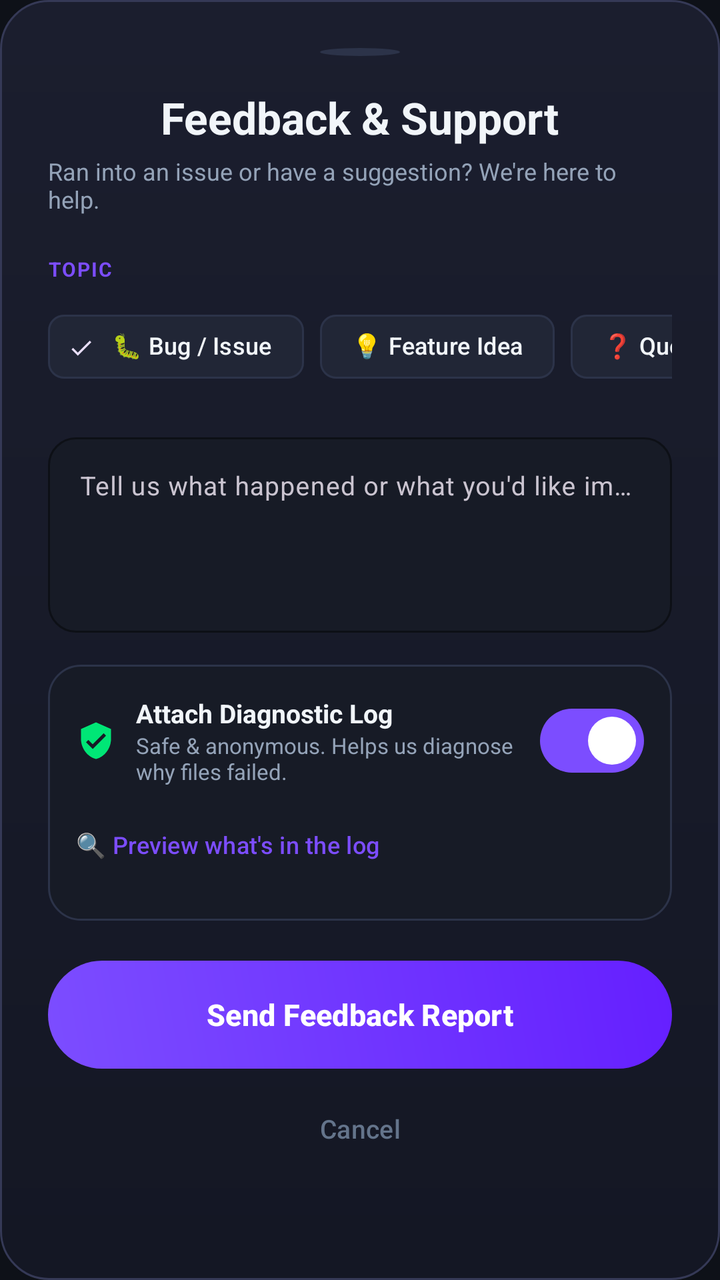
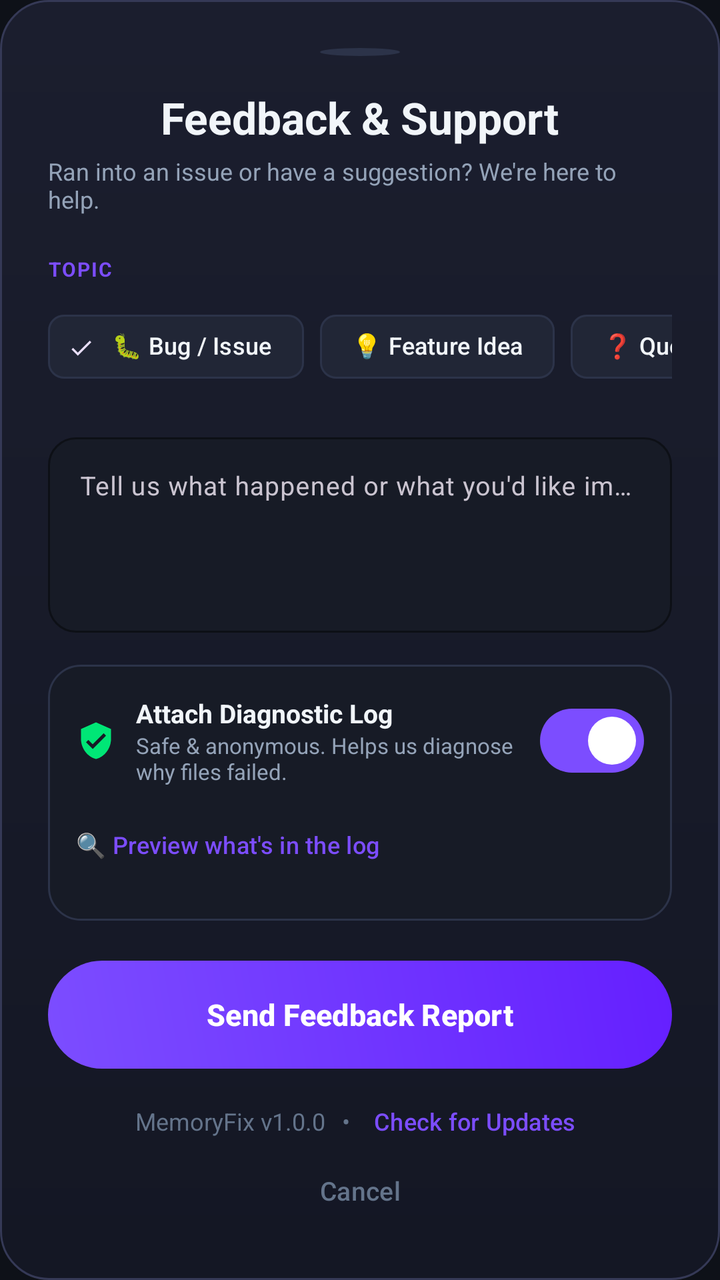

Compare the two renders of this Android layout. The source of the first and the diff that turns it into the second are given below.
<!-- AndroidManifest.xml: application theme Theme.MemoryFix -->
<!-- res/layout/sheet_feedback.xml -->
<?xml version="1.0" encoding="utf-8"?>
<LinearLayout xmlns:android="http://schemas.android.com/apk/res/android"
    xmlns:app="http://schemas.android.com/apk/res-auto"
    android:layout_width="match_parent"
    android:layout_height="wrap_content"
    android:background="@drawable/bg_hero_card"
    android:orientation="vertical"
    android:padding="24dp">

    
    <View
        android:layout_width="40dp"
        android:layout_height="4dp"
        android:layout_gravity="center_horizontal"
        android:layout_marginBottom="16dp"
        android:background="@drawable/bg_live_dot"
        android:backgroundTint="@color/surface_border" />

    
    <TextView
        android:id="@+id/tvFeedbackTitle"
        android:layout_width="wrap_content"
        android:layout_height="wrap_content"
        android:layout_gravity="center_horizontal"
        android:text="Feedback &amp; Support"
        android:textColor="@color/text_primary"
        android:textSize="22sp"
        android:textStyle="bold" />

    <TextView
        android:layout_width="wrap_content"
        android:layout_height="wrap_content"
        android:layout_gravity="center_horizontal"
        android:layout_marginTop="4dp"
        android:text="Ran into an issue or have a suggestion? We're here to help."
        android:textColor="@color/text_secondary"
        android:textSize="12sp" />

    
    <TextView
        android:layout_width="wrap_content"
        android:layout_height="wrap_content"
        android:layout_marginTop="20dp"
        android:letterSpacing="0.06"
        android:text="TOPIC"
        android:textColor="@color/primary"
        android:textSize="10sp"
        android:textStyle="bold" />

    <com.google.android.material.chip.ChipGroup
        android:id="@+id/chipGroupCategory"
        android:layout_width="match_parent"
        android:layout_height="wrap_content"
        android:layout_marginTop="8dp"
        app:chipSpacingHorizontal="8dp"
        app:singleLine="true"
        app:singleSelection="true">

        <com.google.android.material.chip.Chip
            android:id="@+id/chipBug"
            style="@style/Widget.Material3.Chip.Filter"
            android:layout_width="wrap_content"
            android:layout_height="wrap_content"
            android:checked="true"
            android:text="🐛 Bug / Issue"
            android:textColor="@color/text_primary"
            android:textSize="12sp"
            app:chipBackgroundColor="@color/surface_card_elevated"
            app:chipStrokeColor="@color/surface_border"
            app:chipStrokeWidth="1dp" />

        <com.google.android.material.chip.Chip
            android:id="@+id/chipIdea"
            style="@style/Widget.Material3.Chip.Filter"
            android:layout_width="wrap_content"
            android:layout_height="wrap_content"
            android:text="💡 Feature Idea"
            android:textColor="@color/text_primary"
            android:textSize="12sp"
            app:chipBackgroundColor="@color/surface_card_elevated"
            app:chipStrokeColor="@color/surface_border"
            app:chipStrokeWidth="1dp" />

        <com.google.android.material.chip.Chip
            android:id="@+id/chipQuestion"
            style="@style/Widget.Material3.Chip.Filter"
            android:layout_width="wrap_content"
            android:layout_height="wrap_content"
            android:text="❓ Question"
            android:textColor="@color/text_primary"
            android:textSize="12sp"
            app:chipBackgroundColor="@color/surface_card_elevated"
            app:chipStrokeColor="@color/surface_border"
            app:chipStrokeWidth="1dp" />

    </com.google.android.material.chip.ChipGroup>

    
    <com.google.android.material.textfield.TextInputLayout
        android:id="@+id/tilFeedback"
        style="@style/Widget.Material3.TextInputLayout.OutlinedBox"
        android:layout_width="match_parent"
        android:layout_height="wrap_content"
        android:layout_marginTop="16dp"
        app:boxBackgroundColor="@color/surface_card"
        app:boxCornerRadiusBottomEnd="14dp"
        app:boxCornerRadiusBottomStart="14dp"
        app:boxCornerRadiusTopEnd="14dp"
        app:boxCornerRadiusTopStart="14dp"
        app:boxStrokeColor="@color/primary"
        app:hintTextColor="@color/text_secondary">

        <com.google.android.material.textfield.TextInputEditText
            android:id="@+id/etFeedbackMessage"
            android:layout_width="match_parent"
            android:layout_height="wrap_content"
            android:gravity="top"
            android:hint="Tell us what happened or what you'd like improved..."
            android:inputType="textMultiLine"
            android:lines="4"
            android:maxLines="8"
            android:textColor="@color/text_primary"
            android:textColorHint="@color/text_tertiary"
            android:textSize="13sp" />
    </com.google.android.material.textfield.TextInputLayout>

    
    <LinearLayout
        android:layout_width="match_parent"
        android:layout_height="wrap_content"
        android:layout_marginTop="16dp"
        android:background="@drawable/bg_card"
        android:orientation="vertical"
        android:padding="14dp">

        <LinearLayout
            android:layout_width="match_parent"
            android:layout_height="wrap_content"
            android:gravity="center_vertical"
            android:orientation="horizontal">

            <ImageView
                android:layout_width="20dp"
                android:layout_height="20dp"
                android:src="@drawable/ic_shield_check"
                app:tint="@color/accent" />

            <LinearLayout
                android:layout_width="0dp"
                android:layout_height="wrap_content"
                android:layout_marginStart="10dp"
                android:layout_weight="1"
                android:orientation="vertical">

                <TextView
                    android:layout_width="wrap_content"
                    android:layout_height="wrap_content"
                    android:text="Attach Diagnostic Log"
                    android:textColor="@color/text_primary"
                    android:textSize="13sp"
                    android:textStyle="bold" />

                <TextView
                    android:layout_width="wrap_content"
                    android:layout_height="wrap_content"
                    android:text="Safe &amp; anonymous. Helps us diagnose why files failed."
                    android:textColor="@color/text_secondary"
                    android:textSize="11sp" />
            </LinearLayout>

            <com.google.android.material.materialswitch.MaterialSwitch
                android:id="@+id/switchIncludeLogs"
                android:layout_width="wrap_content"
                android:layout_height="wrap_content"
                android:checked="true" />
        </LinearLayout>

        
        <com.google.android.material.button.MaterialButton
            android:id="@+id/btnViewLogs"
            style="@style/Widget.Material3.Button.TextButton"
            android:layout_width="wrap_content"
            android:layout_height="wrap_content"
            android:layout_marginTop="4dp"
            android:paddingHorizontal="0dp"
            android:text="🔍 Preview what's in the log"
            android:textColor="@color/primary"
            android:textSize="12sp" />
    </LinearLayout>

    
    <com.google.android.material.button.MaterialButton
        android:id="@+id/btnSendFeedback"
        android:layout_width="match_parent"
        android:layout_height="54dp"
        android:layout_marginTop="20dp"
        android:background="@drawable/bg_gradient_btn"
        android:text="Send Feedback Report"
        android:textColor="@color/on_primary"
        android:textSize="15sp"
        android:textStyle="bold"
        app:backgroundTint="@null"
        app:cornerRadius="27dp" />

    
    <com.google.android.material.button.MaterialButton
        android:id="@+id/btnCancelFeedback"
        style="@style/Widget.Material3.Button.TextButton"
        android:layout_width="wrap_content"
        android:layout_height="wrap_content"
        android:layout_gravity="center_horizontal"
        android:layout_marginTop="6dp"
        android:text="Cancel"
        android:textColor="@color/text_tertiary"
        android:textSize="13sp" />

</LinearLayout>
<!-- resources referenced by this layout -->
<resources>
  <color name="accent">#00E676</color>
  <color name="on_primary">#FFFFFF</color>
  <color name="primary">#7C4DFF</color>
  <color name="surface_border">#2C3349</color>
  <color name="surface_card">#171B26</color>
  <color name="surface_card_elevated">#212636</color>
  <color name="text_primary">#F1F5F9</color>
  <color name="text_secondary">#94A3B8</color>
  <color name="text_tertiary">#64748B</color>
  <!-- drawable bg_card (drawable) -->
  <?xml version="1.0" encoding="utf-8"?>
  <shape xmlns:android="http://schemas.android.com/apk/res/android"
      android:shape="rectangle">
      <solid android:color="@color/surface_card" />
      <corners android:radius="16dp" />
      <stroke android:width="1dp" android:color="@color/surface_border" />
  </shape>
  <!-- drawable bg_gradient_btn (drawable) -->
  <?xml version="1.0" encoding="utf-8"?>
  <shape xmlns:android="http://schemas.android.com/apk/res/android"
      android:shape="rectangle">
      <gradient
          android:angle="45"
          android:startColor="#7C4DFF"
          android:endColor="#651FFF" />
      <corners android:radius="28dp" />
  </shape>
  <!-- drawable bg_hero_card (drawable) -->
  <?xml version="1.0" encoding="utf-8"?>
  <shape xmlns:android="http://schemas.android.com/apk/res/android"
      android:shape="rectangle">
      <gradient
          android:angle="270"
          android:startColor="#1B1E2E"
          android:endColor="#141724" />
      <corners android:radius="24dp" />
      <stroke
          android:width="1dp"
          android:color="#353956" />
  </shape>
  <!-- drawable bg_live_dot (drawable) -->
  <?xml version="1.0" encoding="utf-8"?>
  <shape xmlns:android="http://schemas.android.com/apk/res/android"
      android:shape="oval">
      <solid android:color="@color/accent" />
  </shape>
  <!-- drawable ic_shield_check (drawable) -->
  <vector xmlns:android="http://schemas.android.com/apk/res/android"
      android:width="24dp"
      android:height="24dp"
      android:viewportWidth="24"
      android:viewportHeight="24">
    <path
        android:fillColor="#FFFFFFFF"
        android:pathData="M12,1L3,5v6c0,5.55 3.84,10.74 9,12 5.16,-1.26 9,-6.45 9,-12V5l-9,-4zm-2,16l-4,-4 1.41,-1.41L10,14.17l6.59,-6.59L18,9l-8,8z"/>
  </vector>
  <style name="Theme.MemoryFix" parent="Theme.Material3.Dark.NoActionBar">
          <item name="colorPrimary">@color/primary</item>
          <item name="colorPrimaryVariant">@color/primary_variant</item>
          <item name="colorOnPrimary">@color/on_primary</item>
          
          <item name="colorSecondary">@color/accent</item>
          <item name="colorOnSecondary">@color/on_accent</item>
          
          <item name="android:colorBackground">@color/bg_dark</item>
          <item name="colorSurface">@color/surface_card</item>
          <item name="colorOnSurface">@color/text_primary</item>
          
          <item name="android:statusBarColor">@color/bg_dark</item>
          <item name="android:navigationBarColor">@color/bg_dark</item>
          <item name="android:windowLightStatusBar">false</item>
      </style>
  <color name="primary_variant">#651FFF</color>
  <color name="on_accent">#00391A</color>
  <color name="bg_dark">#0E1118</color>
</resources>

<!-- the commit's change to res/layout/sheet_feedback.xml (unified diff, before → after) -->
@@ -203,13 +203,51 @@
         app:cornerRadius="27dp" />
 
     
+    <LinearLayout
+        android:layout_width="match_parent"
+        android:layout_height="wrap_content"
+        android:layout_marginTop="14dp"
+        android:gravity="center"
+        android:orientation="horizontal">
+
+        <TextView
+            android:id="@+id/tvAppVersion"
+            android:layout_width="wrap_content"
+            android:layout_height="wrap_content"
+            android:text="MemoryFix v1.0.0"
+            android:textColor="@color/text_tertiary"
+            android:textSize="12sp" />
+
+        <TextView
+            android:layout_width="wrap_content"
+            android:layout_height="wrap_content"
+            android:layout_marginHorizontal="8dp"
+            android:text="•"
+            android:textColor="@color/text_tertiary"
+            android:textSize="12sp" />
+
+        <com.google.android.material.button.MaterialButton
+            android:id="@+id/btnCheckUpdate"
+            style="@style/Widget.Material3.Button.TextButton"
+            android:layout_width="wrap_content"
+            android:layout_height="wrap_content"
+            android:minHeight="0dp"
+            android:minWidth="0dp"
+            android:paddingHorizontal="4dp"
+            android:paddingVertical="0dp"
+            android:text="Check for Updates"
+            android:textColor="@color/primary"
+            android:textSize="12sp" />
+    </LinearLayout>
+
+    
     <com.google.android.material.button.MaterialButton
         android:id="@+id/btnCancelFeedback"
         style="@style/Widget.Material3.Button.TextButton"
         android:layout_width="wrap_content"
         android:layout_height="wrap_content"
         android:layout_gravity="center_horizontal"
-        android:layout_marginTop="6dp"
+        android:layout_marginTop="2dp"
         android:text="Cancel"
         android:textColor="@color/text_tertiary"
         android:textSize="13sp" />
